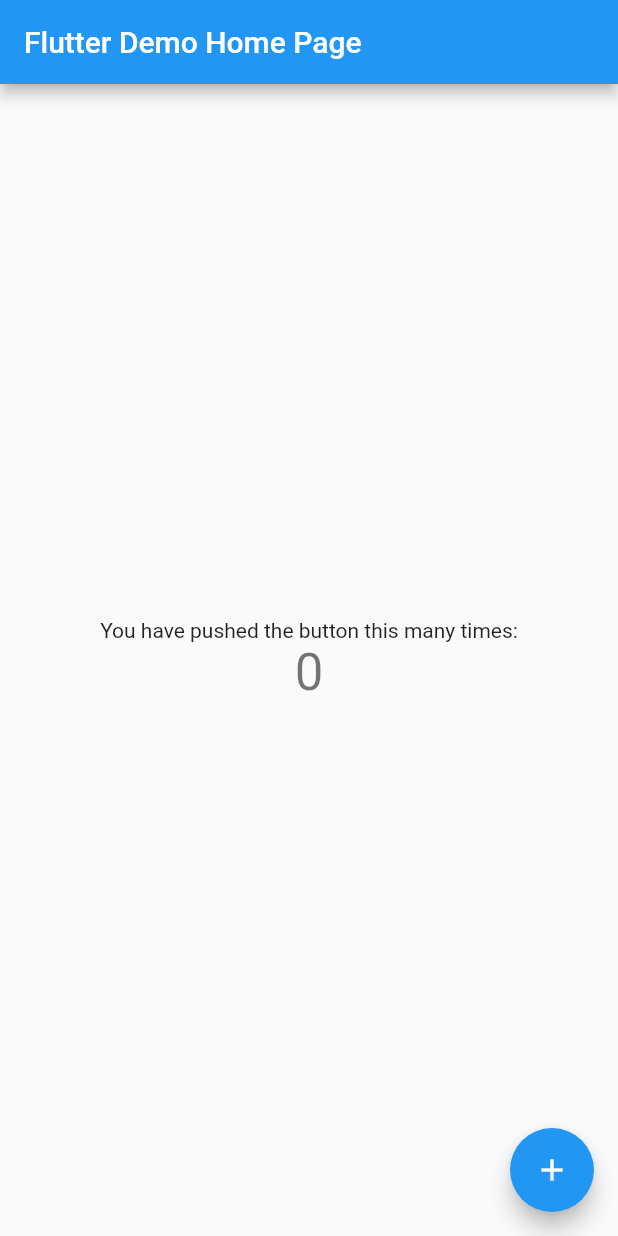
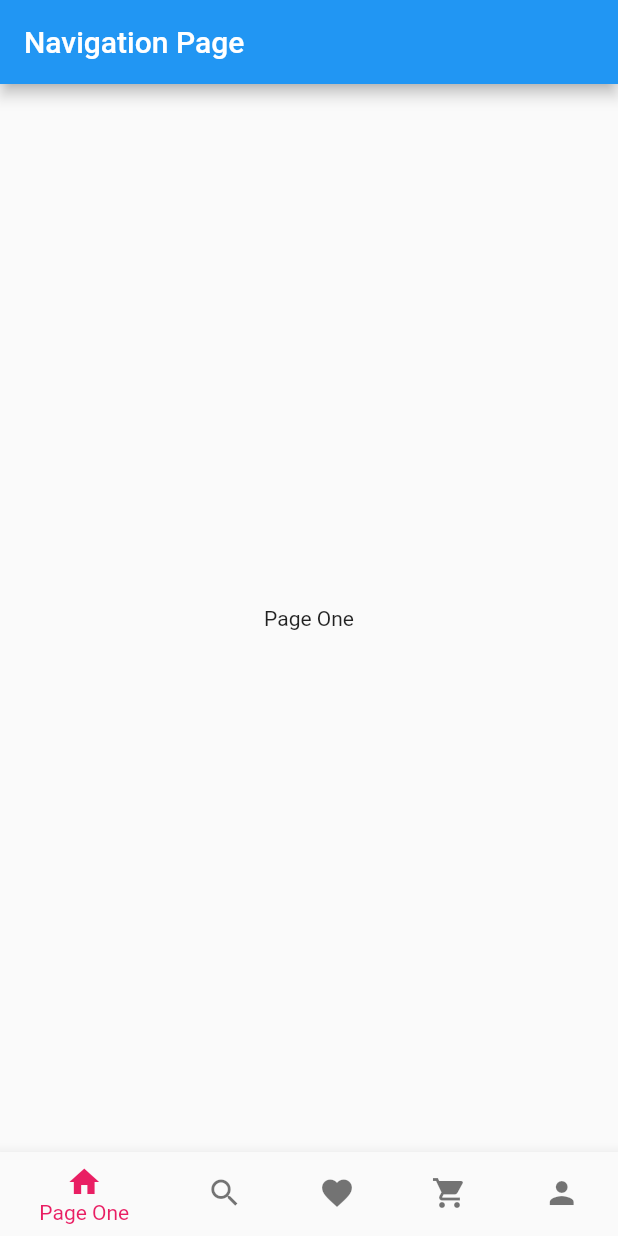
Before and after one commit to Aniket911cpu/OvaPal, a Flutter app: the screen it shows after launch, on a phone screen of 412 x 824 dp. Run offline on Flutter 3.47's test engine with Material 2 defaults, Android fonts, the phone set to English and light mode, and no system bars.

Commit message:
AppStructure Done

```diff
--- a/lib/main.dart
+++ b/lib/main.dart
@@ -1,115 +1,119 @@
 import 'package:flutter/material.dart';
 
 void main() {
-  runApp(const MyApp());
+  runApp(MyApp());
 }
 
 class MyApp extends StatelessWidget {
-  const MyApp({super.key});
-
-  // This widget is the root of your application.
   @override
   Widget build(BuildContext context) {
     return MaterialApp(
-      title: 'Flutter Demo',
-      theme: ThemeData(
-        // This is the theme of your application.
-        //
-        // Try running your application with "flutter run". You'll see the
-        // application has a blue toolbar. Then, without quitting the app, try
-        // changing the primarySwatch below to Colors.green and then invoke
-        // "hot reload" (press "r" in the console where you ran "flutter run",
-        // or simply save your changes to "hot reload" in a Flutter IDE).
-        // Notice that the counter didn't reset back to zero; the application
-        // is not restarted.
-        primarySwatch: Colors.blue,
-      ),
-      home: const MyHomePage(title: 'Flutter Demo Home Page'),
+      home: NavigationPage(),
     );
   }
 }
 
-class MyHomePage extends StatefulWidget {
-  const MyHomePage({super.key, required this.title});
-
-  // This widget is the home page of your application. It is stateful, meaning
-  // that it has a State object (defined below) that contains fields that affect
-  // how it looks.
-
-  // This class is the configuration for the state. It holds the values (in this
-  // case the title) provided by the parent (in this case the App widget) and
-  // used by the build method of the State. Fields in a Widget subclass are
-  // always marked "final".
-
-  final String title;
-
+class NavigationPage extends StatefulWidget {
   @override
-  State<MyHomePage> createState() => _MyHomePageState();
+  _NavigationPageState createState() => _NavigationPageState();
 }
 
-class _MyHomePageState extends State<MyHomePage> {
-  int _counter = 0;
+class _NavigationPageState extends State<NavigationPage> {
+  int _selectedIndex = 0;
+  List<Widget> _pages = [
+    PageOne(),
+    PageTwo(),
+    PageThree(),
+    PageFour(),
+    PageFive(),
+  ];
 
-  void _incrementCounter() {
+  void _onItemTapped(int index) {
     setState(() {
-      // This call to setState tells the Flutter framework that something has
-      // changed in this State, which causes it to rerun the build method below
-      // so that the display can reflect the updated values. If we changed
-      // _counter without calling setState(), then the build method would not be
-      // called again, and so nothing would appear to happen.
-      _counter++;
+      _selectedIndex = index;
     });
   }
 
   @override
   Widget build(BuildContext context) {
-    // This method is rerun every time setState is called, for instance as done
-    // by the _incrementCounter method above.
-    //
-    // The Flutter framework has been optimized to make rerunning build methods
-    // fast, so that you can just rebuild anything that needs updating rather
-    // than having to individually change instances of widgets.
     return Scaffold(
       appBar: AppBar(
-        // Here we take the value from the MyHomePage object that was created by
-        // the App.build method, and use it to set our appbar title.
-        title: Text(widget.title),
+        title: Text('Navigation Page'),
       ),
-      body: Center(
-        // Center is a layout widget. It takes a single child and positions it
-        // in the middle of the parent.
-        child: Column(
-          // Column is also a layout widget. It takes a list of children and
-          // arranges them vertically. By default, it sizes itself to fit its
-          // children horizontally, and tries to be as tall as its parent.
-          //
-          // Invoke "debug painting" (press "p" in the console, choose the
-          // "Toggle Debug Paint" action from the Flutter Inspector in Android
-          // Studio, or the "Toggle Debug Paint" command in Visual Studio Code)
-          // to see the wireframe for each widget.
-          //
-          // Column has various properties to control how it sizes itself and
-          // how it positions its children. Here we use mainAxisAlignment to
-          // center the children vertically; the main axis here is the vertical
-          // axis because Columns are vertical (the cross axis would be
-          // horizontal).
-          mainAxisAlignment: MainAxisAlignment.center,
-          children: <Widget>[
-            const Text(
-              'You have pushed the button this many times:',
-            ),
-            Text(
-              '$_counter',
-              style: Theme.of(context).textTheme.headlineMedium,
-            ),
-          ],
-        ),
+      body: _pages[_selectedIndex],
+      bottomNavigationBar: BottomNavigationBar(
+        items: const <BottomNavigationBarItem>[
+          BottomNavigationBarItem(
+            icon: Icon(Icons.home),
+            label: 'Page One',
+          ),
+          BottomNavigationBarItem(
+            icon: Icon(Icons.search),
+            label: 'Page Two',
+          ),
+          BottomNavigationBarItem(
+            icon: Icon(Icons.favorite),
+            label: 'Page Three',
+          ),
+          BottomNavigationBarItem(
+            icon: Icon(Icons.shopping_cart),
+            label: 'Page Four',
+          ),
+          BottomNavigationBarItem(
+            icon: Icon(Icons.person),
+            label: 'Page Five',
+          ),
+        ],
+        currentIndex: _selectedIndex,
+        onTap: _onItemTapped,
+        selectedItemColor: Colors.pink, // Sets the selected item color to pink
+        unselectedItemColor: Colors.black54, // Sets the unselected item color to black with some opacity
       ),
-      floatingActionButton: FloatingActionButton(
-        onPressed: _incrementCounter,
-        tooltip: 'Increment',
-        child: const Icon(Icons.add),
-      ), // This trailing comma makes auto-formatting nicer for build methods.
     );
   }
 }
+
+class PageOne extends StatelessWidget {
+  @override
+  Widget build(BuildContext context) {
+    return Center(
+      child: Text('Page One'),
+    );
+  }
+}
+
+class PageTwo extends StatelessWidget {
+  @override
+  Widget build(BuildContext context) {
+    return Center(
+      child: Text('Page Two'),
+    );
+  }
+}
+
+class PageThree extends StatelessWidget {
+  @override
+  Widget build(BuildContext context) {
+    return Center(
+      child: Text('Page Three'),
+    );
+  }
+}
+
+class PageFour extends StatelessWidget {
+  @override
+  Widget build(BuildContext context) {
+    return Center(
+      child: Text('Page Four'),
+    );
+  }
+}
+
+class PageFive extends StatelessWidget {
+  @override
+  Widget build(BuildContext context) {
+    return Center(
+      child: Text('Page Five'),
+    );
+  }
+}
```
Also changed, not shown: 1 other file.
